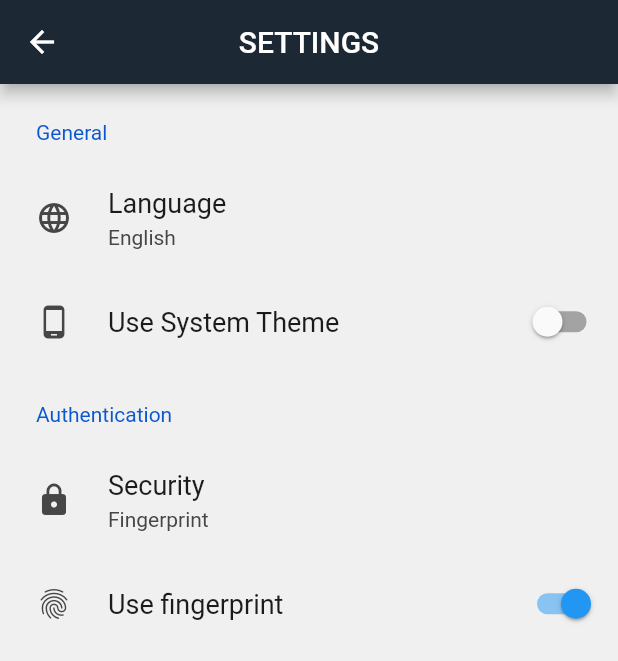
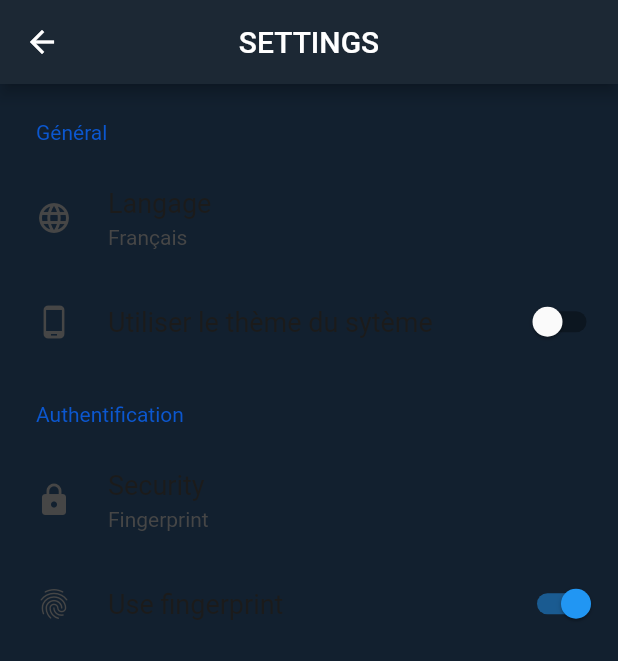
Before and after one commit to Lekta23/cryptoapp_flutter, a Flutter app: the SettingsPage screen opened directly, on a phone screen of 412 x 824 dp. Shown: the top 661 px of the screen. Run offline on Flutter 3.47's test engine with Material 2 defaults, Android fonts, the light colour scheme and no system bars; drawn by our look-alikes of settings_ui; network calls fail.

Commit message:
New modif

```diff
--- a/lib/screens/profile/profile_page.dart
+++ b/lib/screens/profile/profile_page.dart
@@ -1,6 +1,5 @@
 import 'package:flutter/material.dart';
 import 'package:flutter/widgets.dart';
-import 'dart:html' as html;
 import '../../globals.dart';
 
 const urladrien = 'https://flutter.io';
@@ -71,7 +70,6 @@ class ProfilePage extends StatelessWidget {
 
                             onPressed: (){
                               const url = 'https://flutter.io';
-                              html.window.open(url, "name");
                             },
                             child: Container(
                               constraints: const BoxConstraints(
@@ -149,7 +147,6 @@ class ProfilePage extends StatelessWidget {
                             ),
                             onPressed: (){
                               const url = 'https://flutter.io';
-                              html.window.open(url, "name");
                             },
                             child: Container(
                               constraints: const BoxConstraints(
@@ -227,7 +224,6 @@ class ProfilePage extends StatelessWidget {
                             ),
                             onPressed: () {
                               const url = 'https://flutter.io';
-                              html.window.open(url, "name");
                             },
                             child: Container(
                               constraints: const BoxConstraints(
--- a/lib/screens/settings/settings_page.dart
+++ b/lib/screens/settings/settings_page.dart
@@ -15,22 +15,43 @@ class SettingsPage extends StatelessWidget {
       backgroundColor: Globals.secondaryColor,
     ),
     body: SettingsList(
+        backgroundColor: Globals.primaryColor,
         sections: [
           SettingsSection(
             titlePadding: const EdgeInsets.all(20),
-            title: 'General',
+            title: 'Général',
             tiles: [
               SettingsTile(
-                title: 'Language',
-                subtitle: 'English',
+
+                title: 'Langage',
+                subtitle: 'Français',
                 leading: const Icon(Icons.language),
 
                 onPressed: (BuildContext context) {
-
+                    showModalBottomSheet<void>(
+                      context: context,
+                      builder: (BuildContext context) {
+                        return Container(
+                          height: 200,
+                          color: Globals.secondaryColor,
+                          child: ListView(
+                            children: const <Widget>[
+                              Card(
+                                child: ListTile(
+                                  leading: FlutterLogo(),
+                                  title: Text('Français'),
+                                  trailing: Icon(Icons.keyboard_arrow_right),
+                                ),
+                              ),
+                            ],
+                          )
+                        );
+                      },
+                    );
                 }
               ),
               SettingsTile.switchTile(
-                title: 'Use System Theme',
+                title: 'Utiliser le thème du sytème',
                 leading: const Icon(Icons.phone_android),
                 switchValue: isSwitched,
                 onToggle: (value) {},
@@ -39,7 +60,7 @@ class SettingsPage extends StatelessWidget {
           ),
           SettingsSection(
             titlePadding: const EdgeInsets.all(20),
-            title: 'Authentication',
+            title: 'Authentification',
             tiles: [
               SettingsTile(
                 title: 'Security',
```
